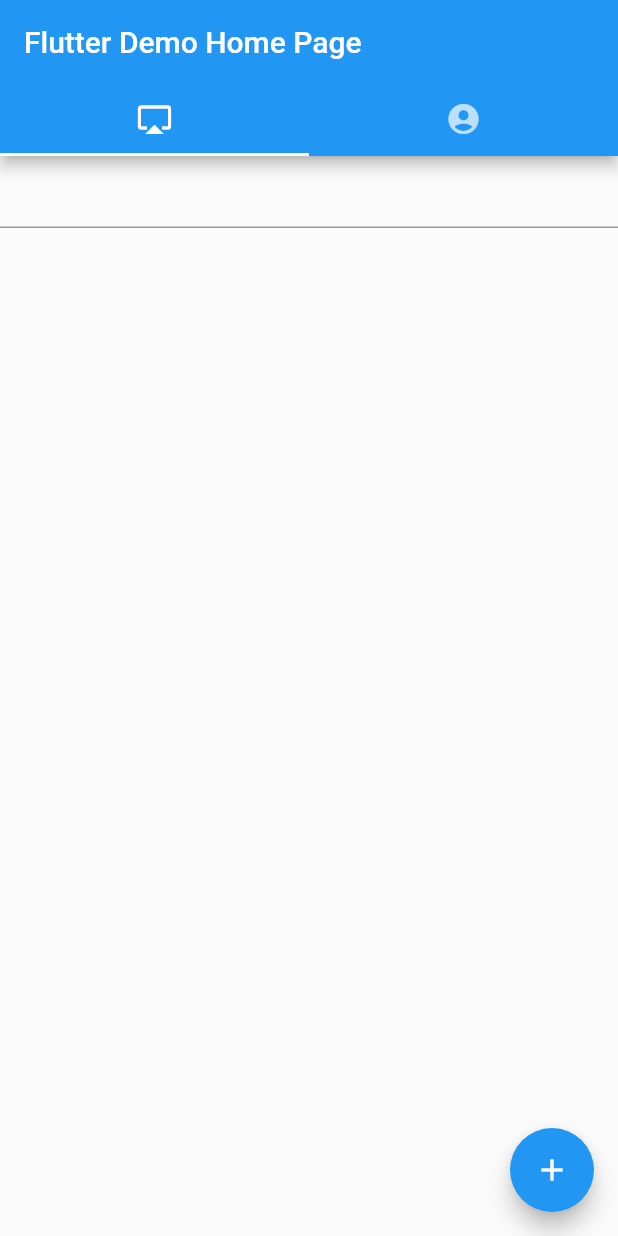
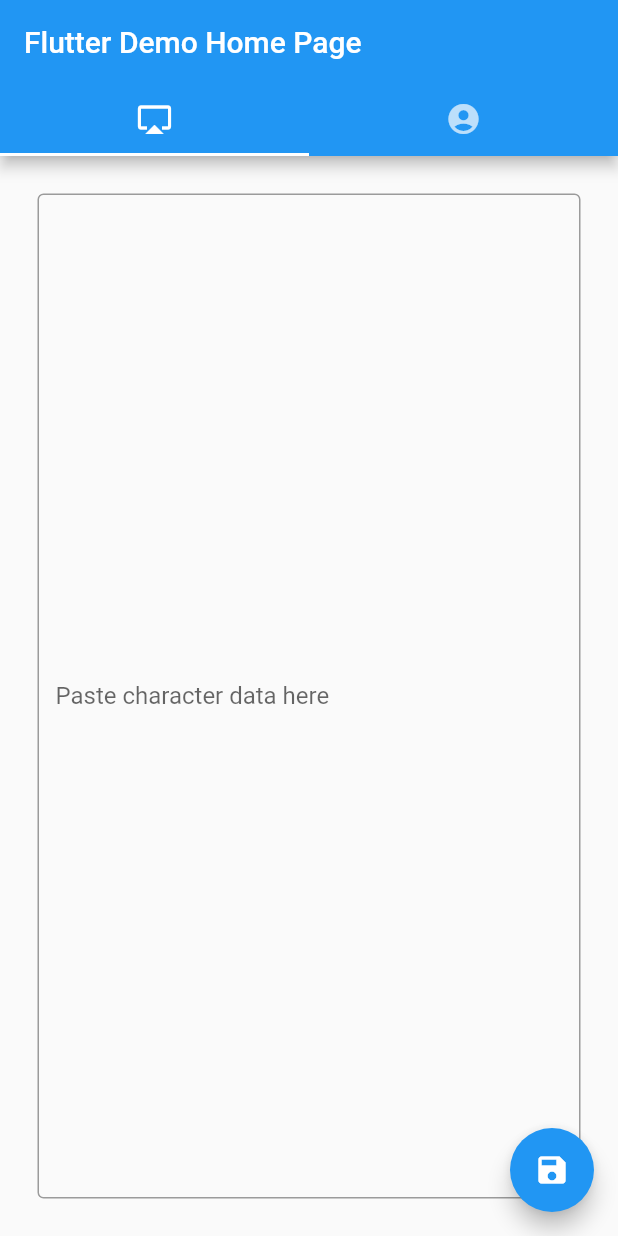
Before and after one commit to Draccarr/Hunted-Companion-App-Mobile, a Flutter app: the screen it shows after launch, on a phone screen of 412 x 824 dp. Run offline on Flutter 3.47's test engine with Material 2 defaults, Android fonts, the phone set to English and light mode, and no system bars.

Commit message:
Styled button and textfield

```diff
--- a/mobile_hunted_companion_app/lib/main.dart
+++ b/mobile_hunted_companion_app/lib/main.dart
@@ -191,10 +191,19 @@ class _MyHomePageState extends State<MyHomePage> {
         ),
         body: TabBarView(
           children: [
-            TextField(
-              controller: _terminal,
-              keyboardType: TextInputType.multiline,
-              maxLines: null,
+            Expanded(
+              child: Padding(
+                padding: EdgeInsets.all(25),
+                child: TextField(
+                    controller: _terminal,
+                    keyboardType: TextInputType.multiline,
+                    maxLines: null,
+                    expands: true,
+                    decoration: InputDecoration(
+                      border: OutlineInputBorder(),
+                      labelText: 'Paste character data here',
+                    )),
+              ),
             ),
             ListView.builder(
               itemCount: _character.skills.length,
@@ -206,7 +215,7 @@ class _MyHomePageState extends State<MyHomePage> {
         floatingActionButton: FloatingActionButton(
           onPressed: _importData,
           tooltip: 'Increment',
-          child: Icon(Icons.add),
+          child: Icon(Icons.save),
         ), // This trailing comma makes auto-formatting nicer for build methods.
       ),
     );
```
